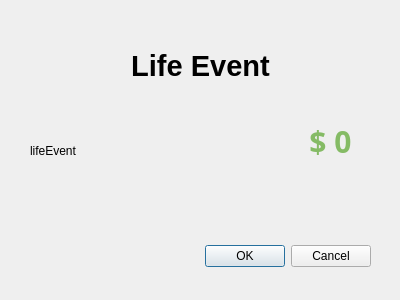
Before: the Qt Designer form lifeeventdisplay.ui in NandhiniRam2005/CS3505-Group-Assignment9-LifeInvestor, drawn with Qt 5.
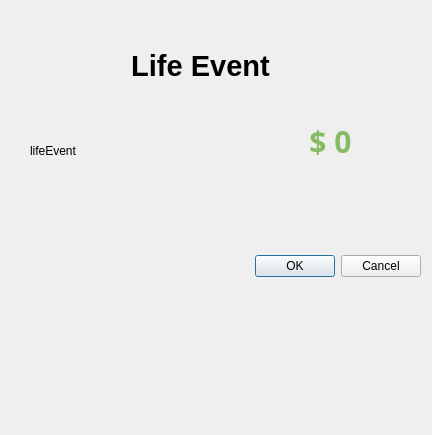
After: the same form once the commit is applied. Icons and pictures are not drawn.

The edit to the form file:
```diff
--- a/lifeeventdisplay.ui
+++ b/lifeeventdisplay.ui
@@ -6,8 +6,8 @@
    <rect>
     <x>0</x>
     <y>0</y>
-    <width>400</width>
-    <height>300</height>
+    <width>432</width>
+    <height>435</height>
    </rect>
   </property>
   <property name="windowTitle">
@@ -16,9 +16,9 @@
   <widget class="QDialogButtonBox" name="buttonBox">
    <property name="geometry">
     <rect>
-     <x>30</x>
-     <y>240</y>
-     <width>341</width>
+     <x>210</x>
+     <y>250</y>
+     <width>211</width>
      <height>32</height>
     </rect>
    </property>
@@ -103,6 +103,25 @@
     <set>Qt::AlignmentFlag::AlignCenter</set>
    </property>
   </widget>
+  <widget class="QLabel" name="lifeEventPic">
+   <property name="geometry">
+    <rect>
+     <x>20</x>
+     <y>200</y>
+     <width>171</width>
+     <height>211</height>
+    </rect>
+   </property>
+   <property name="text">
+    <string/>
+   </property>
+   <property name="pixmap">
+    <pixmap resource="resources.qrc">:/icons/icons/vegas-jackpot.png</pixmap>
+   </property>
+   <property name="scaledContents">
+    <bool>true</bool>
+   </property>
+  </widget>
  </widget>
  <resources/>
  <connections>
```
Left out of the diff: 4 changed lines with no effect on the pictures.
